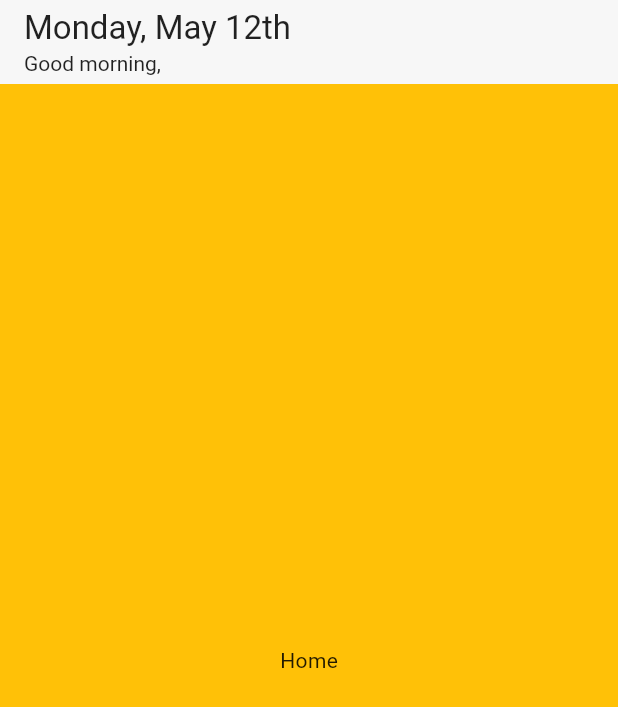
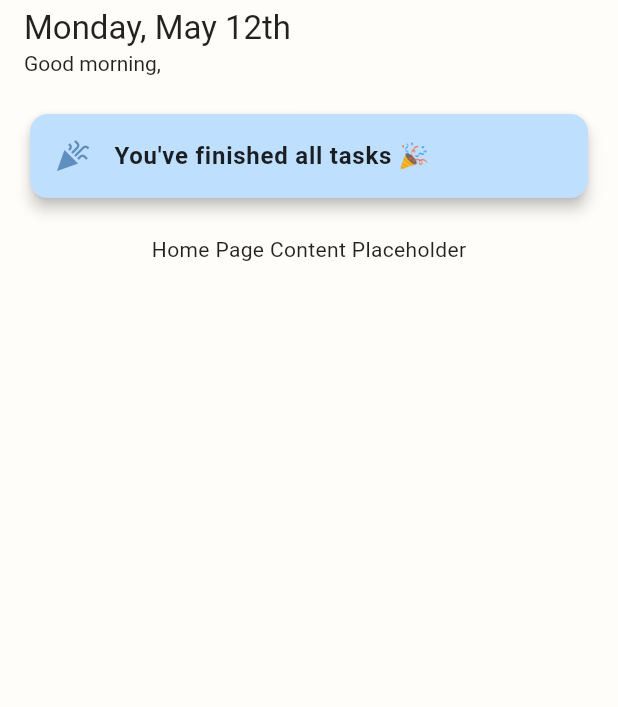
Before and after one commit to MrQuokkaa/Flutter, a Flutter app: the HomePage screen opened directly, on a phone screen of 412 x 824 dp. Shown: the top 707 px of the screen. Run offline on Flutter 3.47's test engine with Material 3 defaults, Android fonts, the phone set to English and light mode, and no system bars; our stand-ins replace flutter_slidable, hive_flutter, shared_preferences; accounts and stored records are empty.

Commit message:
16:50 12-05-2025 Deleted app_imports.dart as it's not used. Changed secondary and tertiary colors for all presets to fit primary color. Changed all widgets to use theme colors. Added 'uncompleted tasks'/'finished all tasks' card to home page. Changed navigation to the task page from navigationbar to the task card for smoother UI.

```diff
--- a/lib/app_imports.dart
+++ /dev/null
@@ -1,6 +0,0 @@
-export 'exports/data_exports.dart';
-export 'exports/package_exports.dart';
-export 'exports/page_exports.dart';
-export 'exports/setting_exports.dart';
-export 'exports/theme_exports.dart';
-export 'exports/util_exports.dart';
--- a/lib/pages/home_page.dart
+++ b/lib/pages/home_page.dart
@@ -1,4 +1,6 @@
 import '../exports/package_exports.dart';
+import '../exports/theme_exports.dart';
+import '../exports/page_exports.dart';
 import '../exports/util_exports.dart';
 import '../exports/data_exports.dart';
 
@@ -40,8 +42,76 @@ class _HomePageState extends State<HomePage> {
           ],
         ),
       ),
-      backgroundColor: Colors.amber,
-      body: const Center(child: Text("Home")),
+      body: Padding(
+        padding: const EdgeInsets.all(16.0),
+        child: Column(
+          children: [
+            ValueListenableBuilder(
+              valueListenable: Hive.box('mybox').listenable(),
+              builder: (context, Box box, _) {
+                final today = DateTime.now();
+                final todayKey = db.getKeyForDate(today);
+                final weekdayKey = db.getWeekdayKey(today.weekday);
+
+                List toDoList = List.from(
+                  box.get(todayKey) ??
+                  box.get(weekdayKey, defaultValue: []),
+                );
+
+                final int uncompletedCount = toDoList.where((task) => task[1] == false).length;
+
+                final Icon leadingIcon = Icon(
+                  uncompletedCount > 0
+                    ? Icons.pending_actions
+                    : Icons.celebration,
+                  color: themeColor(context).tertiary,
+                );
+
+                final String titleText =
+                  uncompletedCount > 0
+                    ? "Uncompleted Tasks"
+                    : "You've finished all tasks 🎉";
+
+                final Widget? subtitleText =
+                  uncompletedCount > 0
+                    ? Text(
+                      "$uncompletedCount task${uncompletedCount == 1 ? '' : 's'} remaining",
+                      style: TextStyle(fontSize: 16),
+                    )
+                    : null;
+
+                return GestureDetector(
+                  onTap : () {
+                    Navigator.push(
+                      context,
+                      MaterialPageRoute(
+                        builder: (context) => ToDoPage(),
+                      ),
+                    );
+                  },
+                  child: Card(
+                    elevation: 4,
+                    shape: RoundedRectangleBorder(
+                      borderRadius: BorderRadius.circular(12),
+                    ),
+                    color: themeColor(context).primary,
+                    child: ListTile(
+                      leading: leadingIcon,
+                      title: Text(
+                        titleText,
+                        style: TextStyle(fontWeight: FontWeight.w600),
+                      ),
+                      subtitle: subtitleText
+                    ),
+                  ),
+                );
+              },
+            ),
+            const SizedBox(height: 20),
+            const Center(child: Text("Home Page Content Placeholder")),
+          ],
+        ),
+      ),
     );
   }
 }
--- a/lib/pages/name_input_page.dart
+++ b/lib/pages/name_input_page.dart
@@ -1,4 +1,5 @@
 import '../exports/package_exports.dart';
+import '../exports/theme_exports.dart';
 import '../exports/util_exports.dart';
 import '../exports/page_exports.dart';
 
--- a/lib/pages/profile_page.dart
+++ b/lib/pages/profile_page.dart
@@ -1,4 +1,5 @@
 import '../exports/package_exports.dart';
+import '../exports/theme_exports.dart';
 
 class ProfilePage extends StatelessWidget {
   const ProfilePage({super.key});
--- a/lib/util/dialog_box.dart
+++ b/lib/util/dialog_box.dart
@@ -1,4 +1,5 @@
 import '../exports/package_exports.dart';
+import '../exports/theme_exports.dart';
 import '../exports/util_exports.dart';
 
 // ignore: must_be_immutable
@@ -17,7 +18,7 @@ class DialogBox extends StatelessWidget {
   @override
   Widget build(BuildContext context) {
     return AlertDialog(
-      backgroundColor: Colors.lightBlue[200],
+      backgroundColor: themeColor(context).primary,
       content: Container(
         height: 120,
         child: Column(
--- a/lib/util/my_button.dart
+++ b/lib/util/my_button.dart
@@ -1,4 +1,5 @@
 import '../exports/package_exports.dart';
+import '../exports/theme_exports.dart';
 
 // ignore: must_be_immutable
 class MyButton extends StatelessWidget {
@@ -16,7 +17,7 @@ class MyButton extends StatelessWidget {
   Widget build(BuildContext context) {
     return MaterialButton(
       onPressed: onPressed,
-      color: Colors.lightBlue,
+      color: themeColor(context).secondary,
       child: Text(text),
     );
   }
--- a/lib/util/todo_tile.dart
+++ b/lib/util/todo_tile.dart
@@ -1,5 +1,6 @@
 import 'package:flutter_slidable/flutter_slidable.dart';
 import '../exports/package_exports.dart';
+import '../exports/theme_exports.dart';
 
 // ignore: must_be_immutable
 class ToDoTile extends StatelessWidget {
@@ -36,7 +37,7 @@ class ToDoTile extends StatelessWidget {
         child: Container(
           padding: const EdgeInsets.all(24.0),
           decoration: BoxDecoration(
-            color: Colors.blue,
+            color: themeColor(context).primary,
             borderRadius: BorderRadius.circular(12),
           ),
           child: Row(
@@ -44,7 +45,7 @@ class ToDoTile extends StatelessWidget {
               Checkbox(
                 value: taskCompleted,
                 onChanged: onChanged,
-                activeColor: Colors.indigo[700],
+                activeColor: themeColor(context).tertiary,
               ),
               Text(
                 taskName,
```
Also changed, not shown: lib/data/database.dart (+5 -5 lines), lib/pages/main_page.dart (+8 -14 lines), lib/pages/settings/default_todo_page.dart (+7 -1 lines), lib/pages/todo_page.dart (+23 -22 lines), lib/theme/theme_presets.dart (+22 -22 lines), lib/theme/theme_utils.dart (+22 -1 lines).
